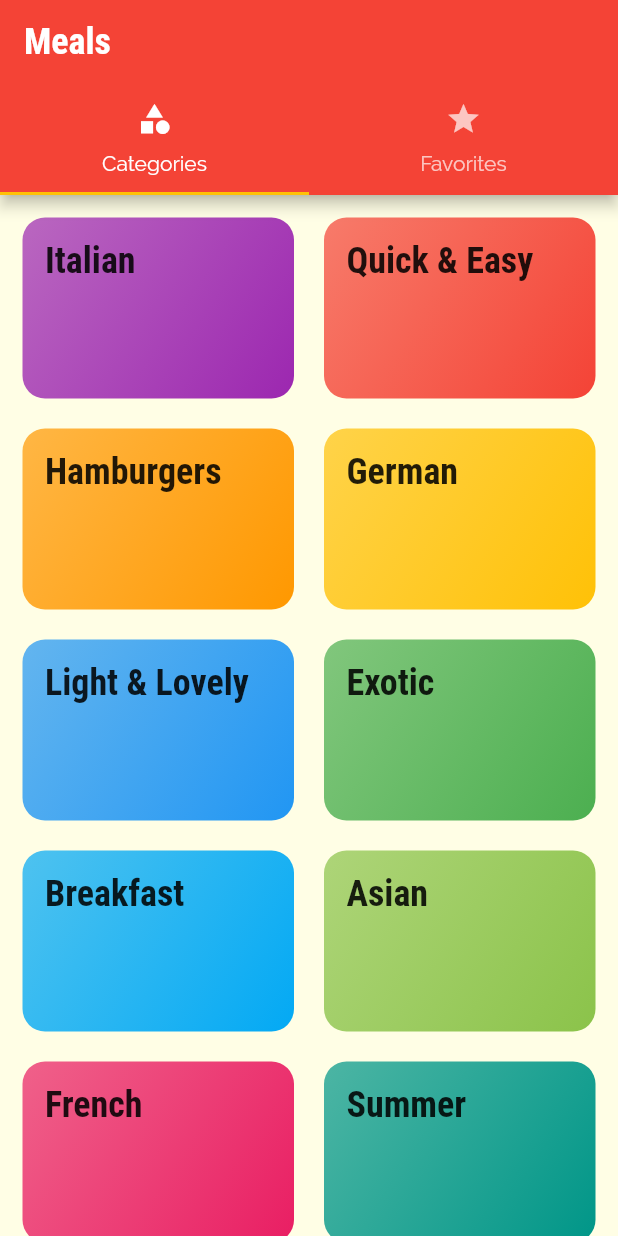
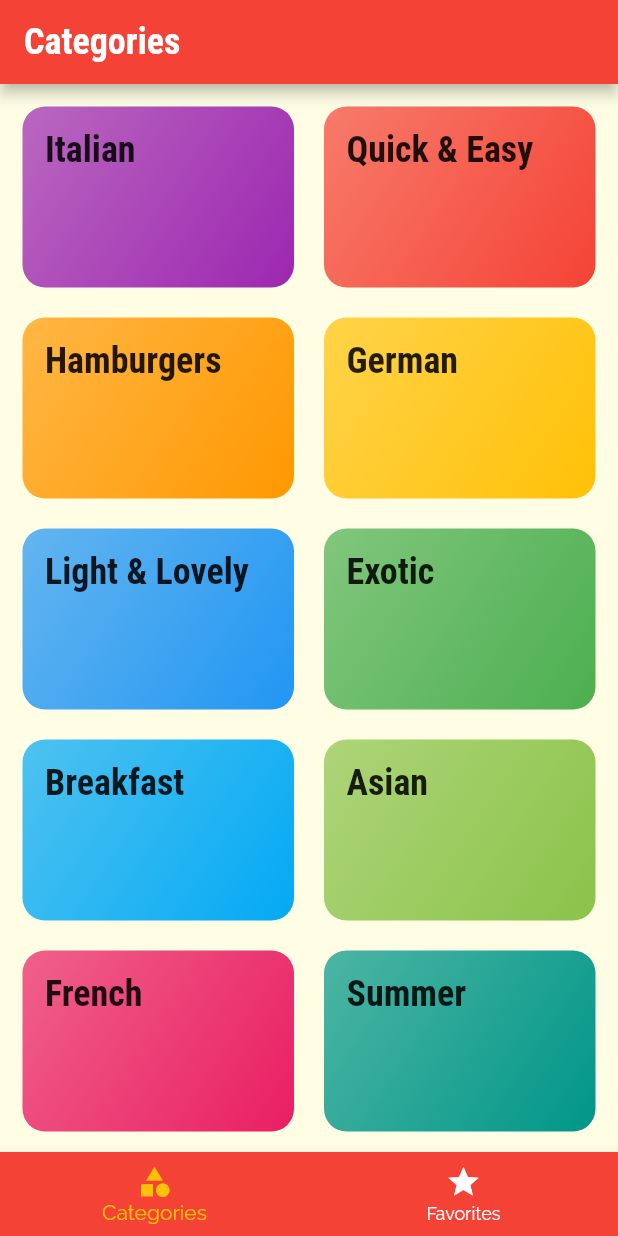
Before and after one commit to Alastier07/flutter-course-projects, a Flutter app: the screen it shows after launch, on a phone screen of 412 x 824 dp. Run offline on Flutter 3.47's test engine with Material 2 defaults, Android fonts, the phone set to English and light mode, and no system bars.

```diff
--- a/projects/meals_app/lib/screens/tabs_screen.dart
+++ b/projects/meals_app/lib/screens/tabs_screen.dart
@@ -8,37 +8,45 @@ class TabsScreen extends StatefulWidget {
 }
 
 class _TabsScreenState extends State<TabsScreen> {
+  final List<Map<String, Object>> _pages = [
+    {'page': CategoriesScreen(), 'title': 'Categories'},
+    {'page': FavoritesScreen(), 'title': 'Your Favorites'}
+  ];
+
+  int _selectedPageIndex = 0;
+
+  void _selectPage(int index) {
+    setState(() {
+      _selectedPageIndex = index;
+    });
+  }
+
   @override
   Widget build(BuildContext context) {
-    return DefaultTabController(
-      length: 2,
-      //initialIndex: 1, //Set which default tab bar to be shown
-      child: Scaffold(
-        appBar: AppBar(
-          title: Text('Meals'),
-          bottom: TabBar(
-            tabs: <Widget>[
-              Tab(
-                icon: Icon(
-                  Icons.category,
-                ),
-                text: 'Categories',
-              ),
-              Tab(
-                icon: Icon(
-                  Icons.star,
-                ),
-                text: 'Favorites',
-              ),
-            ],
+    return Scaffold(
+      appBar: AppBar(
+        title: Text(_pages[_selectedPageIndex]['title']),
+      ),
+      body: _pages[_selectedPageIndex]['page'],
+      bottomNavigationBar: BottomNavigationBar(
+        onTap: _selectPage,
+        backgroundColor: Theme.of(context).primaryColor,
+        unselectedItemColor: Colors.white,
+        selectedItemColor: Theme.of(context).accentColor,
+        currentIndex: _selectedPageIndex,
+        //type: BottomNavigationBarType.shifting,
+        items: [
+          BottomNavigationBarItem(
+            backgroundColor: Theme.of(context).primaryColor,
+            icon: Icon(Icons.category),
+            title: Text('Categories'),
           ),
-        ),
-        body: TabBarView(
-          children: <Widget>[
-            CategoriesScreen(),
-            FavoritesScreen(),
-          ],
-        ),
+          BottomNavigationBarItem(
+            backgroundColor: Theme.of(context).primaryColor,
+            icon: Icon(Icons.star),
+            title: Text('Favorites'),
+          ),
+        ],
       ),
     );
   }
```
